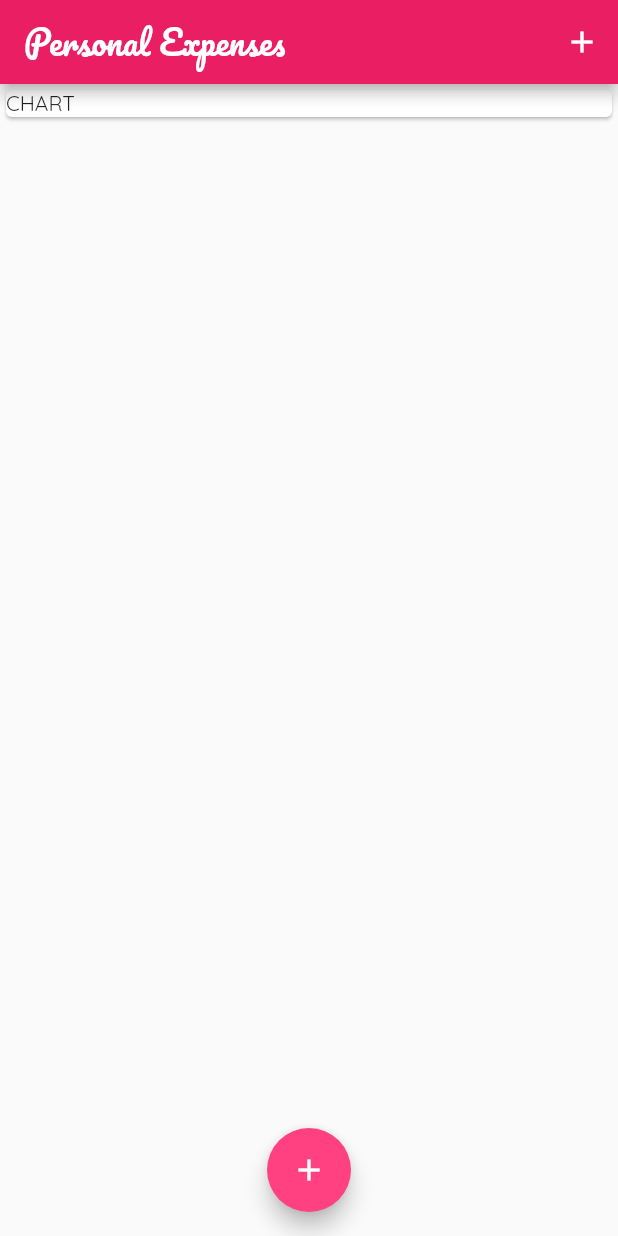
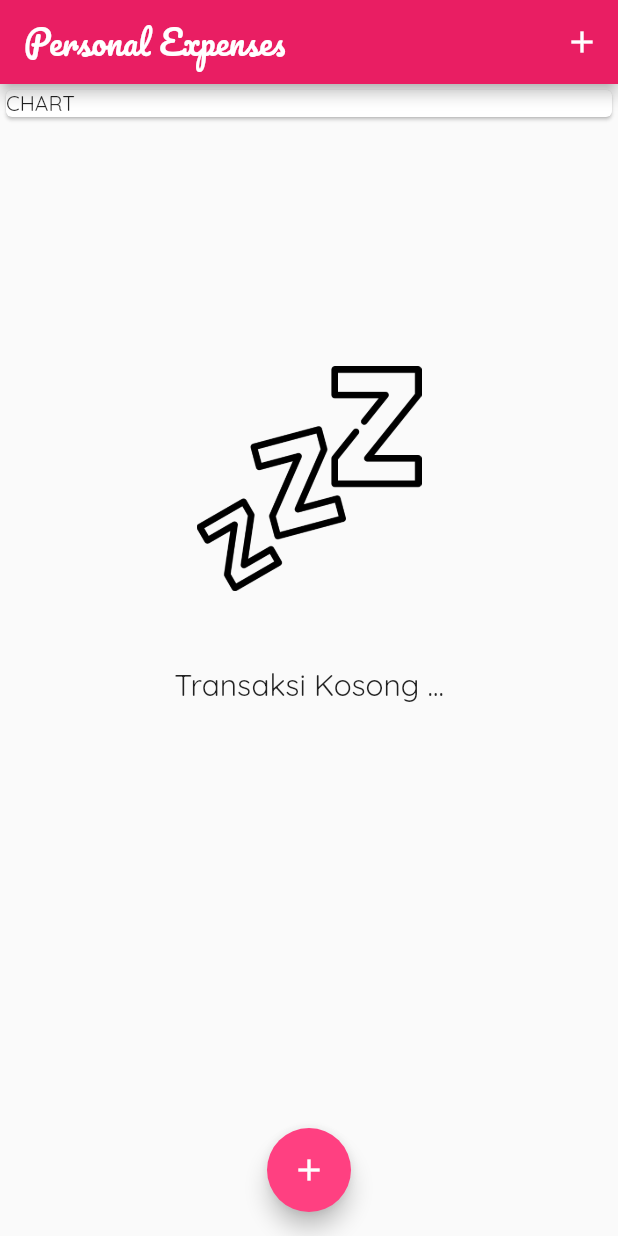
Before and after one commit to Mameng57/flutter-personal-expenses, a Flutter app: the screen it shows after launch, on a phone screen of 412 x 824 dp. Run offline on Flutter 3.47's test engine with Material 2 defaults, Android fonts, the phone set to English and light mode, and no system bars.

Commit message:
showing image asset when there's no any transaction

```diff
--- a/lib/widgets/transaction_list.dart
+++ b/lib/widgets/transaction_list.dart
@@ -9,8 +9,9 @@ class TransactionList extends StatelessWidget {
 
   @override
   Widget build(BuildContext context) {
-    return SizedBox(
-      height: 565,
+    return transactions.isNotEmpty
+    ? SizedBox(
+      height: MediaQuery.of(context).size.height / 1.15,
       child: ListView.builder(
         itemCount: transactions.length,
         itemBuilder: (BuildContext context, int index) {
@@ -57,6 +58,17 @@ class TransactionList extends StatelessWidget {
           );
         },
       ),
+    )
+    : SizedBox(
+      height: MediaQuery.of(context).size.height / 1.5,
+      child: Column(
+        mainAxisAlignment: MainAxisAlignment.center,
+        children: [
+          Image.asset('assets/images/zzz.png', width: 150, height: 150,),
+          Divider(height: 50, color: Colors.transparent),
+          Text("Transaksi Kosong ...", style: TextStyle(fontSize: 20),)
+        ],
+      ),
     );
   }
 }
--- a/pubspec.yaml
+++ b/pubspec.yaml
@@ -46,8 +46,8 @@ flutter:
   uses-material-design: true
 
   # To add assets to your application, add an assets section, like this:
-  # assets:
-  #   - images/a_dot_burr.jpeg
+  assets:
+    - assets/images/zzz.png
   #   - images/a_dot_ham.jpeg
 
   # An image asset can refer to one or more resolution-specific "variants", see
```
Also changed, not shown: assets/images/zzz.png (added).
